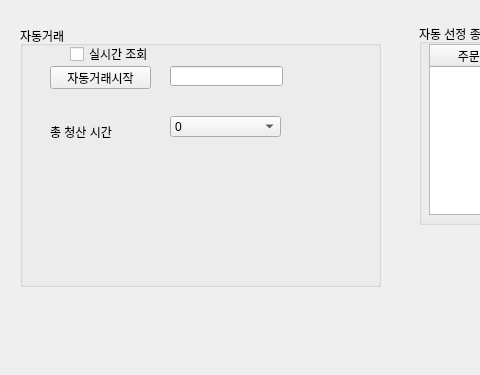
This is pytrader.ui in sungju1572/auto_trade as Qt 5 draws it before an edit; both pictures show x 0 to 480 and y 484 to 859 of the 1076 by 859 pixel window. The edited form follows.
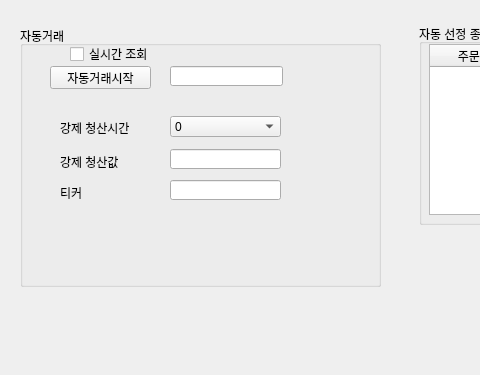
This is the edited form. Icons and pictures are not drawn.

Commit message: 강제 청산기능 추가

What changed in the file:
```diff
--- a/pytrader.ui
+++ b/pytrader.ui
@@ -742,14 +742,66 @@
     <widget class="QLabel" name="label_10">
      <property name="geometry">
       <rect>
-       <x>30</x>
-       <y>90</y>
+       <x>40</x>
+       <y>86</y>
        <width>91</width>
        <height>31</height>
       </rect>
      </property>
      <property name="text">
-      <string>총 청산 시간</string>
+      <string>강제 청산시간</string>
+     </property>
+    </widget>
+    <widget class="QLabel" name="label_11">
+     <property name="geometry">
+      <rect>
+       <x>40</x>
+       <y>151</y>
+       <width>91</width>
+       <height>31</height>
+      </rect>
+     </property>
+     <property name="text">
+      <string>티커</string>
+     </property>
+    </widget>
+    <widget class="QLineEdit" name="lineEdit_4">
+     <property name="geometry">
+      <rect>
+       <x>150</x>
+       <y>154</y>
+       <width>111</width>
+       <height>20</height>
+      </rect>
+     </property>
+     <property name="text">
+      <string/>
+     </property>
+    </widget>
+    <widget class="QLabel" name="label_12">
+     <property name="geometry">
+      <rect>
+       <x>40</x>
+       <y>120</y>
+       <width>91</width>
+       <height>31</height>
+      </rect>
+     </property>
+     <property name="text">
+      <string>강제 청산값</string>
+     </property>
+    </widget>
+    <widget class="QLineEdit" name="lineEdit_5">
+     <property name="geometry">
+      <rect>
+       <x>150</x>
+       <y>123</y>
+       <width>111</width>
+       <height>20</height>
+      </rect>
+     </property>
+     <property name="text">
+      <string/>
      </property>
     </widget>
    </widget>
```
